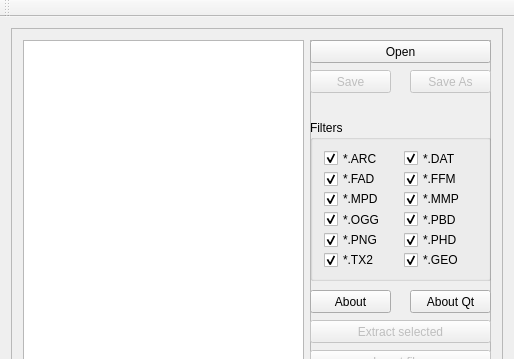
The window that pg_disatools_gui/ui/mainwindow.ui (ProgSys/pg_disatools) describes before a commit, drawn with Qt 5; both pictures show x 0 to 514 and y 0 to 359 of the 514 by 680 pixel window.
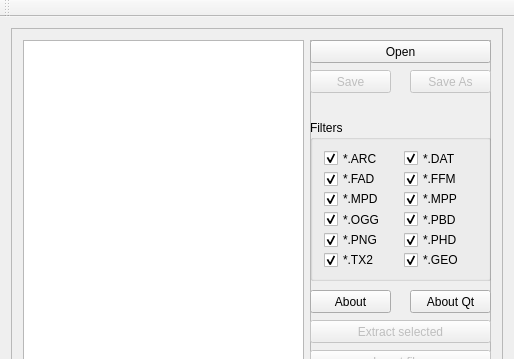
The same window after the commit. Custom widgets are drawn as their Qt base class.

```diff
--- a/pg_disatools_gui/ui/mainwindow.ui
+++ b/pg_disatools_gui/ui/mainwindow.ui
@@ -208,7 +208,7 @@
            <item row="2" column="1">
             <widget class="QCheckBox" name="checkBox_MMP">
              <property name="text">
-              <string>*.MMP</string>
+              <string>*.MPP</string>
              </property>
              <property name="checked">
               <bool>true</bool>
```
Left out of the diff: 2 changed lines with no effect on the pictures.
